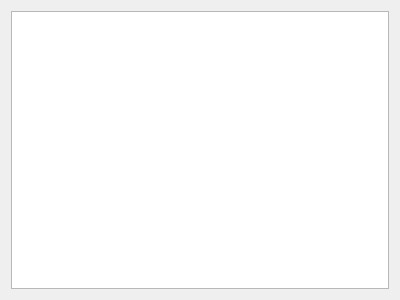
Above: UI/TextEditor.ui from owensss/cminus before the change. Below: the same form after it.
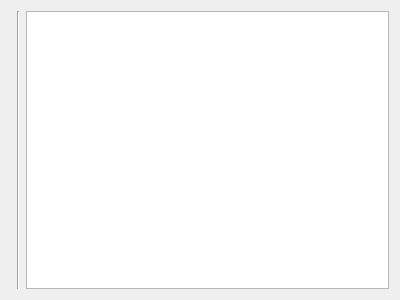
That is the form after the change.

Diff of the .ui file:
```diff
--- a/UI/TextEditor.ui
+++ b/UI/TextEditor.ui
@@ -13,7 +13,17 @@
   <property name="windowTitle">
    <string>Form</string>
   </property>
-  <layout class="QVBoxLayout" name="verticalLayout">
+  <layout class="QHBoxLayout" name="horizontalLayout">
+   <item>
+    <widget class="QWidget" name="widget" native="true"/>
+   </item>
+   <item>
+    <widget class="Line" name="line">
+     <property name="orientation">
+      <enum>Qt::Vertical</enum>
+     </property>
+    </widget>
+   </item>
    <item>
     <widget class="QTextEdit" name="textEdit"/>
    </item>
```
